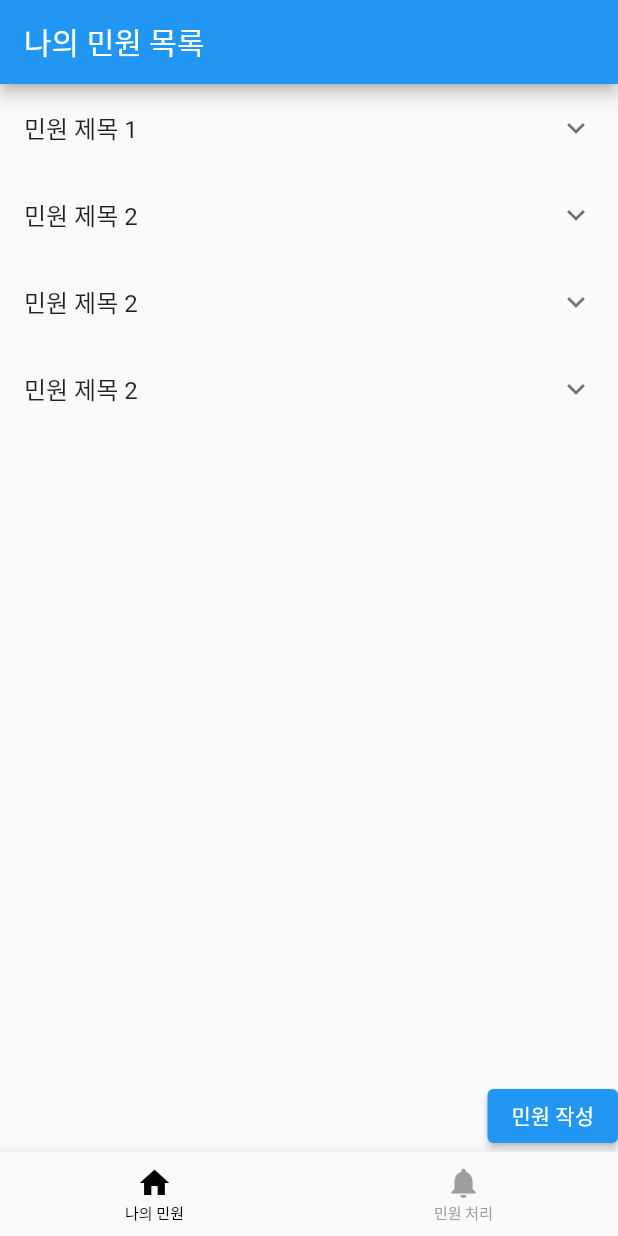
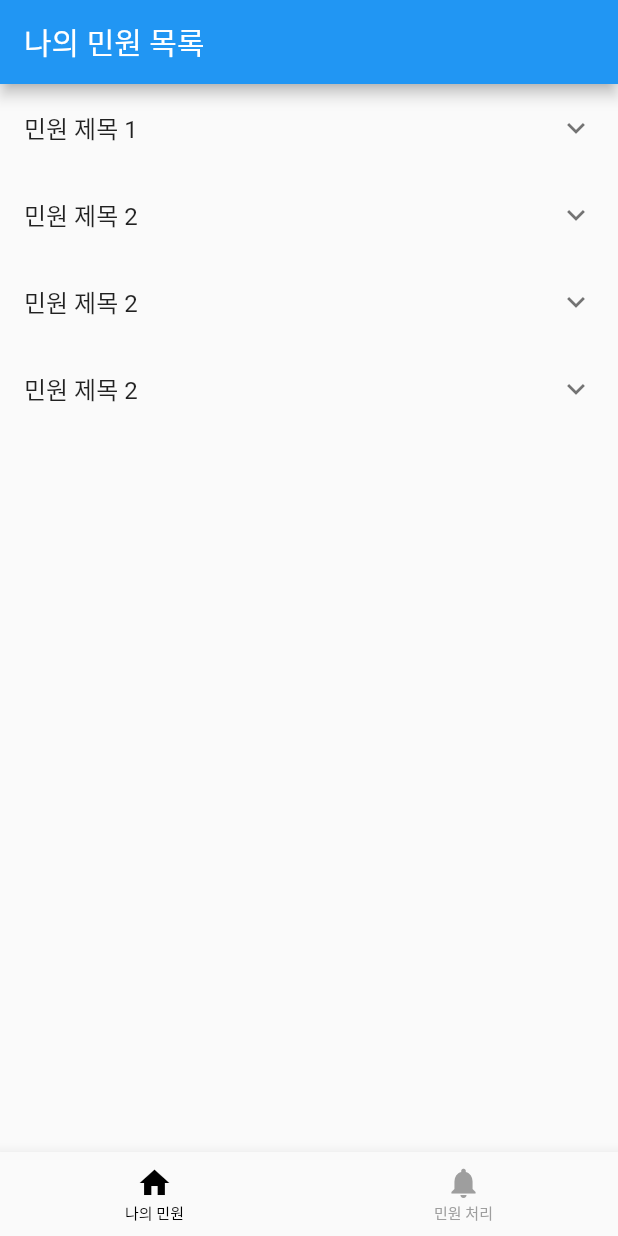
Before and after one commit to pdh0927/kimgwajang, a Flutter app: the screen it shows after launch, on a phone screen of 412 x 824 dp. Run offline on Flutter 3.47's test engine with Material 2 defaults, Android fonts, the phone set to English and light mode, and no system bars; our stand-ins replace flutter_riverpod.

Commit message:
feat: delete wirte complaint button

```diff
--- a/lib/complaint/view/complaint_list_screen.dart
+++ b/lib/complaint/view/complaint_list_screen.dart
@@ -10,18 +10,9 @@ class ComplaintListScreen extends StatelessWidget {
       appBar: AppBar(
         title: const Text('나의 민원 목록'),
       ),
-      body: Column(
+      body: const Column(
         children: [
-          const Expanded(child: ComplaintsList()),
-          Align(
-            alignment: Alignment.centerRight,
-            child: ElevatedButton(
-              onPressed: () {
-                // 민원 작성 페이지로 이동하는 로직
-              },
-              child: const Text('민원 작성'),
-            ),
-          ),
+          Expanded(child: ComplaintsList()),
         ],
       ),
     );
```
